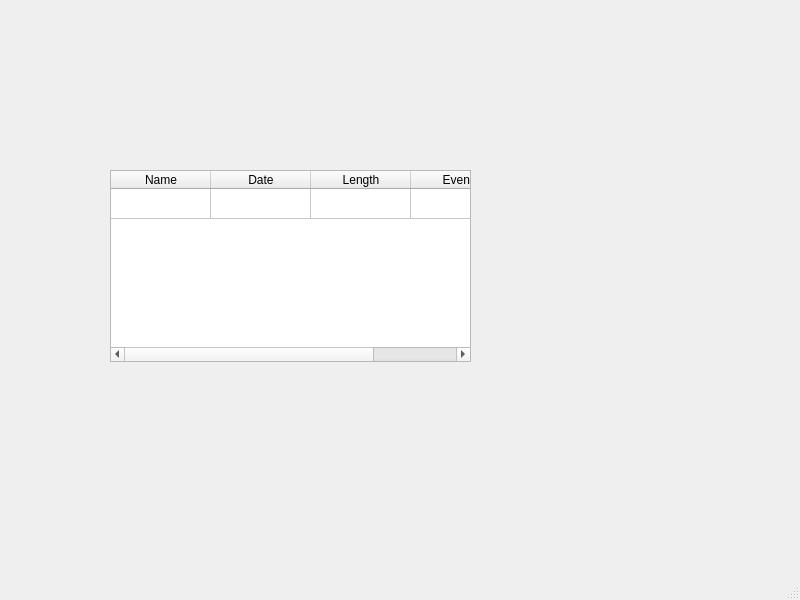
This is src/mainwindow.ui in DaMightyZombie/DemoTool as Qt 5 draws it before an edit. The edited form follows.
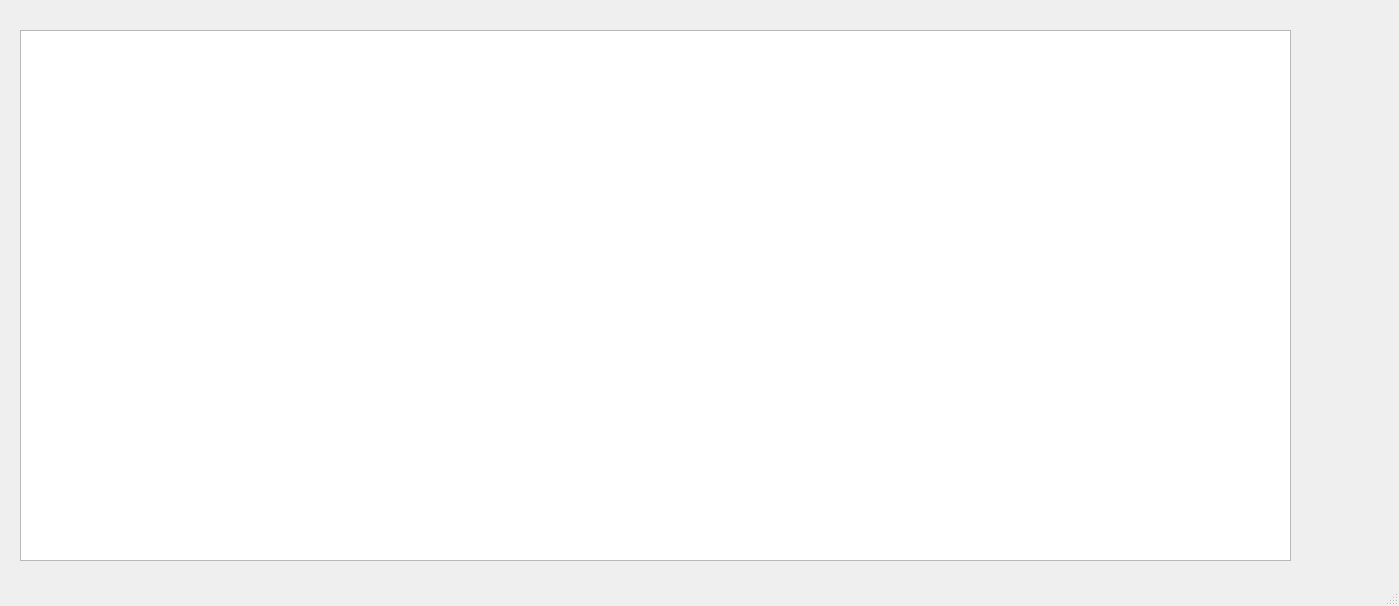
This is the edited form.

Commit message: added demo list functionality to main window

The edit to the form file:
```diff
--- a/src/mainwindow.ui
+++ b/src/mainwindow.ui
@@ -6,57 +6,23 @@
    <rect>
     <x>0</x>
     <y>0</y>
-    <width>800</width>
-    <height>600</height>
+    <width>1399</width>
+    <height>606</height>
    </rect>
   </property>
   <property name="windowTitle">
    <string>MainWindow</string>
   </property>
   <widget class="QWidget" name="centralwidget">
-   <widget class="QTableWidget" name="tableWidget">
+   <widget class="QTableView" name="demoListTable">
     <property name="geometry">
      <rect>
-      <x>110</x>
-      <y>170</y>
-      <width>361</width>
-      <height>192</height>
+      <x>20</x>
+      <y>30</y>
+      <width>1271</width>
+      <height>531</height>
      </rect>
     </property>
-    <attribute name="horizontalHeaderShowSortIndicator" stdset="0">
-     <bool>true</bool>
-    </attribute>
-    <attribute name="horizontalHeaderStretchLastSection">
-     <bool>true</bool>
-    </attribute>
-    <attribute name="verticalHeaderVisible">
-     <bool>false</bool>
-    </attribute>
-    <row>
-     <property name="text">
-      <string>Neue Zeile</string>
-     </property>
-    </row>
-    <column>
-     <property name="text">
-      <string>Name</string>
-     </property>
-    </column>
-    <column>
-     <property name="text">
-      <string>Date</string>
-     </property>
-    </column>
-    <column>
-     <property name="text">
-      <string>Length</string>
-     </property>
-    </column>
-    <column>
-     <property name="text">
-      <string>Events</string>
-     </property>
-    </column>
    </widget>
   </widget>
   <widget class="QMenuBar" name="menubar">
```
Left out of the diff: 2 changed lines with no effect on the pictures. The commit also changes 2 other files.
